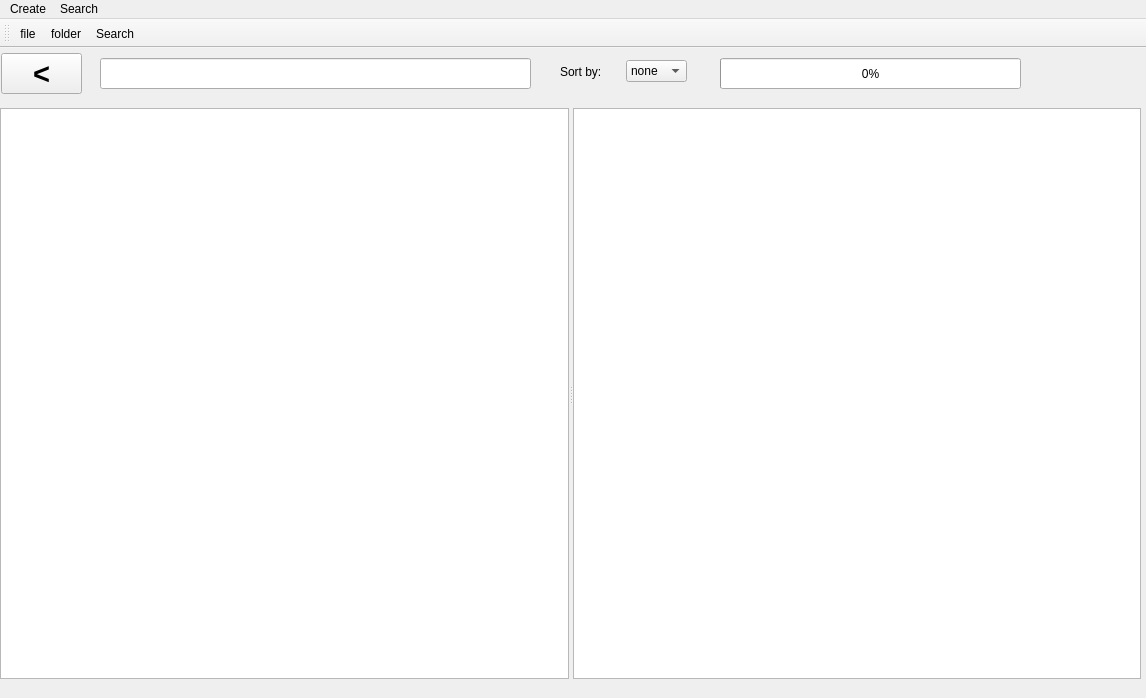
Above: mainwindow.ui from VladyslavHrynchak/filemanager_QT before the change. Below: the same form after it.
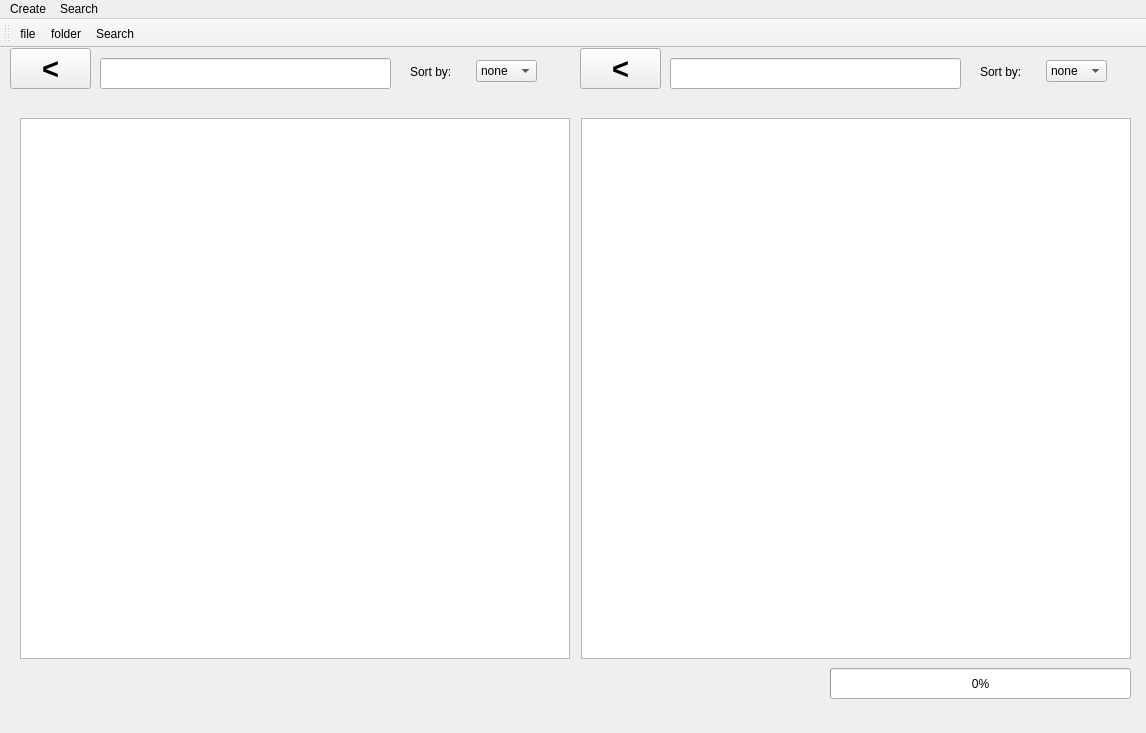
That is the form after the change. Icons and pictures are not drawn.

```diff
--- a/mainwindow.ui
+++ b/mainwindow.ui
@@ -10,7 +10,7 @@
     <x>0</x>
     <y>0</y>
     <width>1146</width>
-    <height>698</height>
+    <height>733</height>
    </rect>
   </property>
   <property name="sizePolicy">
@@ -35,8 +35,8 @@
     </property>
     <property name="geometry">
      <rect>
-      <x>1</x>
-      <y>5</y>
+      <x>10</x>
+      <y>0</y>
       <width>81</width>
       <height>41</height>
      </rect>
@@ -151,7 +151,7 @@
      <rect>
       <x>100</x>
       <y>10</y>
-      <width>431</width>
+      <width>291</width>
       <height>31</height>
      </rect>
     </property>
@@ -159,7 +159,7 @@
    <widget class="QWidget" name="layoutWidget">
     <property name="geometry">
      <rect>
-      <x>560</x>
+      <x>410</x>
       <y>10</y>
       <width>127</width>
       <height>27</height>
@@ -197,8 +197,8 @@
    <widget class="QProgressBar" name="progressBar">
     <property name="geometry">
      <rect>
-      <x>720</x>
-      <y>10</y>
+      <x>830</x>
+      <y>620</y>
       <width>301</width>
       <height>31</height>
      </rect>
@@ -207,59 +207,237 @@
      <number>0</number>
     </property>
    </widget>
-   <widget class="QSplitter" name="splitter">
+   <widget class="QPushButton" name="pushButton_back_2">
+    <property name="enabled">
+     <bool>true</bool>
+    </property>
     <property name="geometry">
      <rect>
-      <x>0</x>
-      <y>60</y>
-      <width>1141</width>
-      <height>571</height>
+      <x>580</x>
+      <y>0</y>
+      <width>81</width>
+      <height>41</height>
      </rect>
     </property>
-    <property name="orientation">
-     <enum>Qt::Horizontal</enum>
+    <property name="font">
+     <font>
+      <pointsize>22</pointsize>
+      <bold>true</bold>
+      <underline>false</underline>
+     </font>
     </property>
-    <widget class="QListWidget" name="listWidget_main">
-     <property name="maximumSize">
-      <size>
-       <width>16777215</width>
-       <height>595</height>
-      </size>
-     </property>
-     <property name="font">
-      <font>
-       <pointsize>15</pointsize>
-      </font>
-     </property>
-     <property name="acceptDrops">
-      <bool>false</bool>
-     </property>
-    </widget>
-    <widget class="QListWidget" name="listWidget_second">
-     <property name="enabled">
-      <bool>true</bool>
-     </property>
-     <property name="maximumSize">
-      <size>
-       <width>16777215</width>
-       <height>595</height>
-      </size>
-     </property>
-     <property name="font">
-      <font>
-       <pointsize>15</pointsize>
-      </font>
-     </property>
-     <property name="acceptDrops">
-      <bool>false</bool>
-     </property>
-     <property name="editTriggers">
-      <set>QAbstractItemView::DoubleClicked|QAbstractItemView::EditKeyPressed</set>
-     </property>
-     <property name="wordWrap">
-      <bool>false</bool>
-     </property>
-    </widget>
+    <property name="styleSheet">
+     <string notr="true">html, body {
+  margin: 0;
+  padding: 0;
+  width: 100%;
+  height: 100%;
+  background: #2c3e50;
+  font-family: 'Montserrat', sans-serif;
+  font-size: 16px;
+}
+
+body {
+  display: -webkit-box;
+  display: -webkit-flex;
+  display: -ms-flexbox;
+  display: flex;
+  -webkit-flex-wrap: wrap;
+      -ms-flex-wrap: wrap;
+          flex-wrap: wrap;
+  -webkit-justify-content: space-around;
+      -ms-flex-pack: distribute;
+          justify-content: space-around;
+  -webkit-box-align: center;
+  -webkit-align-items: center;
+      -ms-flex-align: center;
+          align-items: center;
+  -webkit-align-content: center;
+      -ms-flex-line-pack: center;
+          align-content: center;
+}
+
+h1 {
+  color: #f1c40f;
+  font-size: 4rem;
+  text-transform: uppercase;
+  display: block;
+  width: 100%;
+  text-align: center;
+}
+@media screen and (max-width: 600px) {
+  h1 {
+    font-size: 3rem;
+  }
+}
+
+p {
+  color: #f1c40f;
+  font-size: 1.2rem;
+  width: 100%;
+  padding: 20px;
+  text-align: center;
+}
+
+.btn {
+  box-sizing: border-box;
+  -webkit-appearance: none;
+     -moz-appearance: none;
+          appearance: none;
+  background-color: transparent;
+  border: 2px solid #e74c3c;
+  border-radius: 0.6em;
+  color: #e74c3c;
+  cursor: pointer;
+  display: -webkit-box;
+  display: -webkit-flex;
+  display: -ms-flexbox;
+  display: flex;
+  -webkit-align-self: center;
+      -ms-flex-item-align: center;
+          align-self: center;
+  font-size: 1rem;
+  font-weight: 400;
+  line-height: 1;
+  margin: 20px;
+  padding: 1.2em 2.8em;
+  text-decoration: none;
+  text-align: center;
+  text-transform: uppercase;
+  font-family: 'Montserrat', sans-serif;
+  font-weight: 700;
+}
+.btn:hover, .btn:focus {
+  color: #fff;
+  outline: 0;
+}
+
+.first {
+  -webkit-transition: box-shadow 300ms ease-in-out, color 300ms ease-in-out;
+  transition: box-shadow 300ms ease-in-out, color 300ms ease-in-out;
+}
+.first:hover {
+  box-shadow: 0 0 40px 40px #e74c3c inset;
+}</string>
+    </property>
+    <property name="text">
+     <string>&lt;</string>
+    </property>
+   </widget>
+   <widget class="QLineEdit" name="lineEdit_2">
+    <property name="geometry">
+     <rect>
+      <x>670</x>
+      <y>10</y>
+      <width>291</width>
+      <height>31</height>
+     </rect>
+    </property>
+   </widget>
+   <widget class="QWidget" name="layoutWidget_2">
+    <property name="geometry">
+     <rect>
+      <x>980</x>
+      <y>10</y>
+      <width>127</width>
+      <height>27</height>
+     </rect>
+    </property>
+    <layout class="QHBoxLayout" name="horizontalLayout_3">
+     <item>
+      <widget class="QLabel" name="label_2">
+       <property name="text">
+        <string>Sort by:</string>
+       </property>
+      </widget>
+     </item>
+     <item>
+      <widget class="QComboBox" name="comboBox_2">
+       <item>
+        <property name="text">
+         <string>none</string>
+        </property>
+       </item>
+       <item>
+        <property name="text">
+         <string>name</string>
+        </property>
+       </item>
+       <item>
+        <property name="text">
+         <string>size</string>
+        </property>
+       </item>
+      </widget>
+     </item>
+    </layout>
+   </widget>
+   <widget class="QWidget" name="layoutWidget">
+    <property name="geometry">
+     <rect>
+      <x>20</x>
+      <y>70</y>
+      <width>1111</width>
+      <height>541</height>
+     </rect>
+    </property>
+    <layout class="QHBoxLayout" name="horizontalLayout">
+     <item>
+      <widget class="QListWidget" name="listWidget_main">
+       <property name="maximumSize">
+        <size>
+         <width>16777215</width>
+         <height>595</height>
+        </size>
+       </property>
+       <property name="font">
+        <font>
+         <pointsize>15</pointsize>
+        </font>
+       </property>
+       <property name="acceptDrops">
+        <bool>false</bool>
+       </property>
+      </widget>
+     </item>
+     <item>
+      <spacer name="horizontalSpacer">
+       <property name="orientation">
+        <enum>Qt::Horizontal</enum>
+       </property>
+       <property name="sizeType">
+        <enum>QSizePolicy::Preferred</enum>
+       </property>
+      </spacer>
+     </item>
+     <item>
+      <widget class="QListWidget" name="listWidget_second">
+       <property name="enabled">
+        <bool>true</bool>
+       </property>
+       <property name="maximumSize">
+        <size>
+         <width>16777215</width>
+         <height>595</height>
+        </size>
+       </property>
+       <property name="font">
+        <font>
+         <pointsize>15</pointsize>
+        </font>
+       </property>
+       <property name="acceptDrops">
+        <bool>false</bool>
+       </property>
+       <property name="editTriggers">
+        <set>QAbstractItemView::DoubleClicked|QAbstractItemView::EditKeyPressed</set>
+       </property>
+       <property name="wordWrap">
+        <bool>false</bool>
+       </property>
+      </widget>
+     </item>
+    </layout>
    </widget>
   </widget>
   <widget class="QMenuBar" name="menubar">
```
